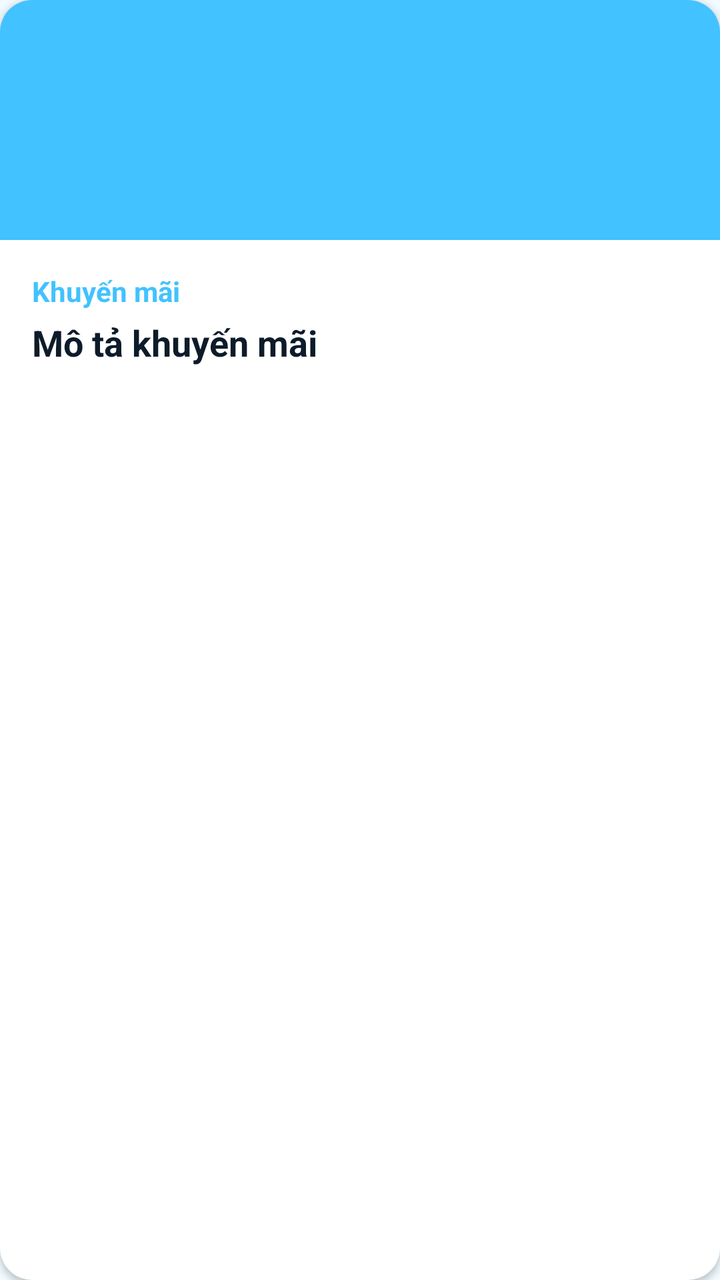
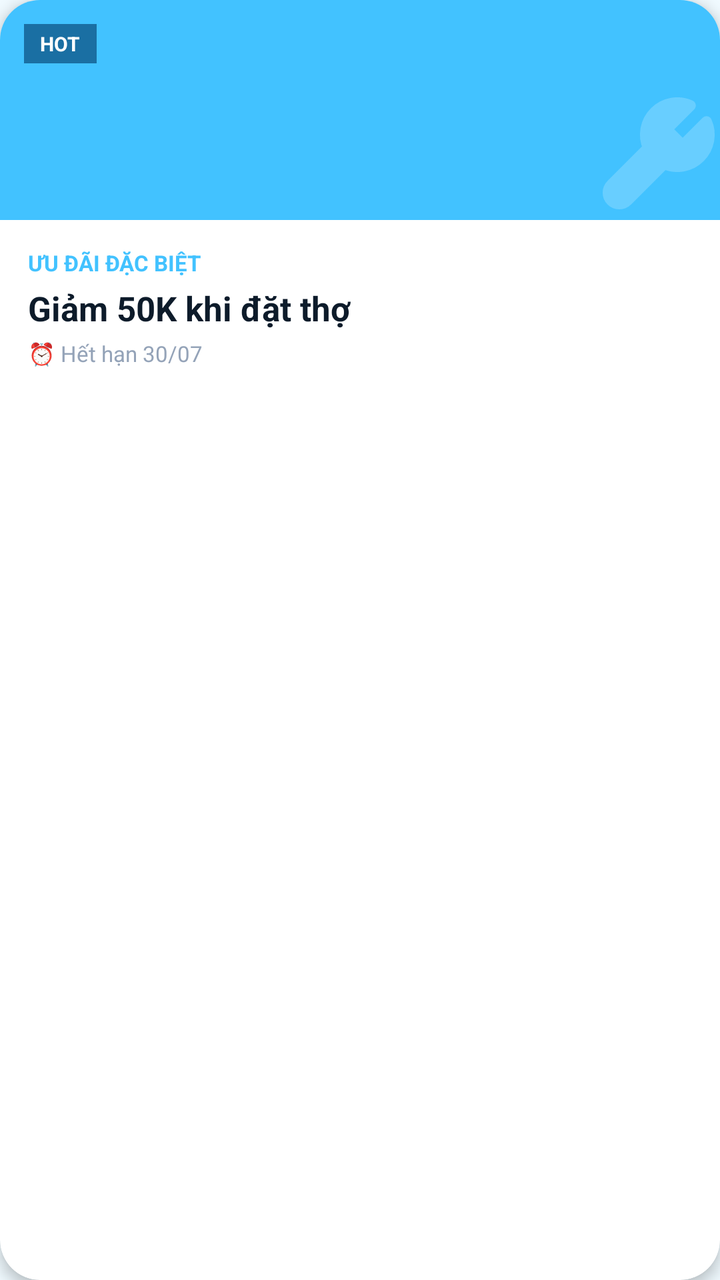

Before-and-after screenshots of an Android layout around one commit, followed by the original layout XML and the change that was made.
<!-- AndroidManifest.xml: application theme Theme.FixItVN -->
<!-- res/layout/item_customer_promo.xml -->
<?xml version="1.0" encoding="utf-8"?>
<com.google.android.material.card.MaterialCardView xmlns:android="http://schemas.android.com/apk/res/android"
    xmlns:app="http://schemas.android.com/apk/res-auto"
    android:layout_width="280dp"
    android:layout_height="wrap_content"
    android:layout_marginEnd="16dp"
    android:layout_marginVertical="8dp"
    app:cardCornerRadius="16dp"
    app:cardElevation="2dp"
    app:cardBackgroundColor="#ffffff">

    <LinearLayout
        android:layout_width="match_parent"
        android:layout_height="wrap_content"
        android:orientation="vertical">

        
        <View
            android:layout_width="match_parent"
            android:layout_height="120dp"
            android:background="#42c2ff" />

        <LinearLayout
            android:layout_width="match_parent"
            android:layout_height="wrap_content"
            android:orientation="vertical"
            android:padding="16dp">

            <TextView
                android:id="@+id/tvPromoTitle"
                android:layout_width="wrap_content"
                android:layout_height="wrap_content"
                android:text="Khuyến mãi"
                android:textColor="#42c2ff"
                android:textSize="14sp"
                android:textStyle="bold" />

            <TextView
                android:id="@+id/tvPromoDescription"
                android:layout_width="wrap_content"
                android:layout_height="wrap_content"
                android:layout_marginTop="4dp"
                android:text="Mô tả khuyến mãi"
                android:textColor="#0d1b2a"
                android:textSize="18sp"
                android:textStyle="bold" />
        </LinearLayout>
    </LinearLayout>

</com.google.android.material.card.MaterialCardView>
<!-- resources referenced by this layout -->
<resources>
  <style name="Theme.FixItVN" parent="Theme.MaterialComponents.DayNight.NoActionBar">
  
          
          <item name="colorPrimary">#42c2ff</item>
          <item name="colorPrimaryDark">#00658b</item>
          <item name="colorPrimaryVariant">#00658b</item>
          <item name="colorOnPrimary">#ffffff</item>
  
          
          <item name="colorSecondary">#42c2ff</item>
          <item name="colorSecondaryVariant">#1a9fe0</item>
          <item name="colorOnSecondary">#ffffff</item>
  
          
          <item name="android:colorBackground">#f0faff</item>
          <item name="android:windowBackground">#f0faff</item>
          <item name="colorSurface">#ffffff</item>
          <item name="colorOnSurface">#0d1b2a</item>
  
          
          <item name="android:statusBarColor">#ffffff</item>
          <item name="android:windowLightStatusBar">true</item>
  
          
          <item name="android:navigationBarColor">#ffffff</item>
  
          
          <item name="bottomNavigationStyle">@style/Widget.FixIt.BottomNavigationView</item>
  
      </style>
  <style name="Widget.FixIt.BottomNavigationView" parent="Widget.MaterialComponents.BottomNavigationView">
          <item name="itemTextAppearanceActive">@style/TextAppearance.FixIt.BottomNav</item>
          <item name="itemTextAppearanceInactive">@style/TextAppearance.FixIt.BottomNav</item>
      </style>
  <style name="TextAppearance.FixIt.BottomNav" parent="TextAppearance.MaterialComponents.Caption">
          <item name="android:textSize">10sp</item>
          <item name="android:fontFamily">sans-serif-medium</item>
      </style>
</resources>

<!-- the commit's change to res/layout/item_customer_promo.xml (unified diff, before → after) -->
@@ -1,12 +1,12 @@
 <?xml version="1.0" encoding="utf-8"?>
 <com.google.android.material.card.MaterialCardView xmlns:android="http://schemas.android.com/apk/res/android"
     xmlns:app="http://schemas.android.com/apk/res-auto"
-    android:layout_width="280dp"
+    android:layout_width="260dp"
     android:layout_height="wrap_content"
     android:layout_marginEnd="16dp"
     android:layout_marginVertical="8dp"
-    app:cardCornerRadius="16dp"
-    app:cardElevation="2dp"
+    app:cardCornerRadius="20dp"
+    app:cardElevation="4dp"
     app:cardBackgroundColor="#ffffff">
 
     <LinearLayout
@@ -15,35 +15,77 @@
         android:orientation="vertical">
 
         
-        <View
+        <FrameLayout
             android:layout_width="match_parent"
-            android:layout_height="120dp"
-            android:background="#42c2ff" />
+            android:layout_height="110dp">
 
+            <View
+                android:layout_width="match_parent"
+                android:layout_height="match_parent"
+                android:background="#42c2ff" />
+
+            
+            <ImageView
+                android:layout_width="64dp"
+                android:layout_height="64dp"
+                android:layout_gravity="end|bottom"
+                android:layout_margin="-8dp"
+                android:src="@drawable/ic_lucide_wrench"
+                app:tint="#ffffff"
+                android:alpha="0.2" />
+
+            
+            <TextView
+                android:layout_width="wrap_content"
+                android:layout_height="wrap_content"
+                android:layout_gravity="top|start"
+                android:layout_margin="12dp"
+                android:background="#1a6fa3"
+                android:paddingHorizontal="8dp"
+                android:paddingVertical="3dp"
+                android:text="HOT"
+                android:textColor="#ffffff"
+                android:textSize="10sp"
+                android:textStyle="bold" />
+
+        </FrameLayout>
+
+        
         <LinearLayout
             android:layout_width="match_parent"
             android:layout_height="wrap_content"
             android:orientation="vertical"
-            android:padding="16dp">
+            android:padding="14dp">
 
             <TextView
                 android:id="@+id/tvPromoTitle"
                 android:layout_width="wrap_content"
                 android:layout_height="wrap_content"
-                android:text="Khuyến mãi"
+                android:text="Ưu đãi đặc biệt"
                 android:textColor="#42c2ff"
-                android:textSize="14sp"
-                android:textStyle="bold" />
+                android:textSize="11sp"
+                android:textStyle="bold"
+                android:textAllCaps="true" />
 
             <TextView
                 android:id="@+id/tvPromoDescription"
                 android:layout_width="wrap_content"
                 android:layout_height="wrap_content"
                 android:layout_marginTop="4dp"
-                android:text="Mô tả khuyến mãi"
+                android:text="Giảm 50K khi đặt thợ"
                 android:textColor="#0d1b2a"
-                android:textSize="18sp"
+                android:textSize="17sp"
                 android:textStyle="bold" />
+
+            <TextView
+                android:id="@+id/tvPromoExpiry"
+                android:layout_width="wrap_content"
+                android:layout_height="wrap_content"
+                android:layout_marginTop="4dp"
+                android:text="⏰ Hết hạn 30/07"
+                android:textColor="#94A3B8"
+                android:textSize="11sp" />
+
         </LinearLayout>
     </LinearLayout>
 
<!-- resource entries referenced after the edit -->
@@ -1,5 +1,19 @@
 <!-- resources referenced by this layout -->
 <resources>
+  <!-- drawable ic_lucide_wrench (drawable) -->
+  <vector xmlns:android="http://schemas.android.com/apk/res/android"
+      android:width="24dp"
+      android:height="24dp"
+      android:viewportWidth="24"
+      android:viewportHeight="24">
+      <path
+          android:pathData="M14.7,6.3a1,1 0,0 0,0 1.4l1.6,1.6a1,1 0,0 0,1.4 0l3.77,-3.77a6,6 0,0 1,-7.94 7.94l-6.91,6.91a2.12,2.12 0,0 1,-3 -3l6.91,-6.91a6,6 0,0 1,7.94 -7.94l-3.76,3.76z"
+          android:strokeLineJoin="round"
+          android:strokeWidth="2"
+          android:fillColor="#000000"
+          android:strokeColor="#000000"
+          android:strokeLineCap="round"/>
+  </vector>
   <style name="Theme.FixItVN" parent="Theme.MaterialComponents.DayNight.NoActionBar">
   
           
